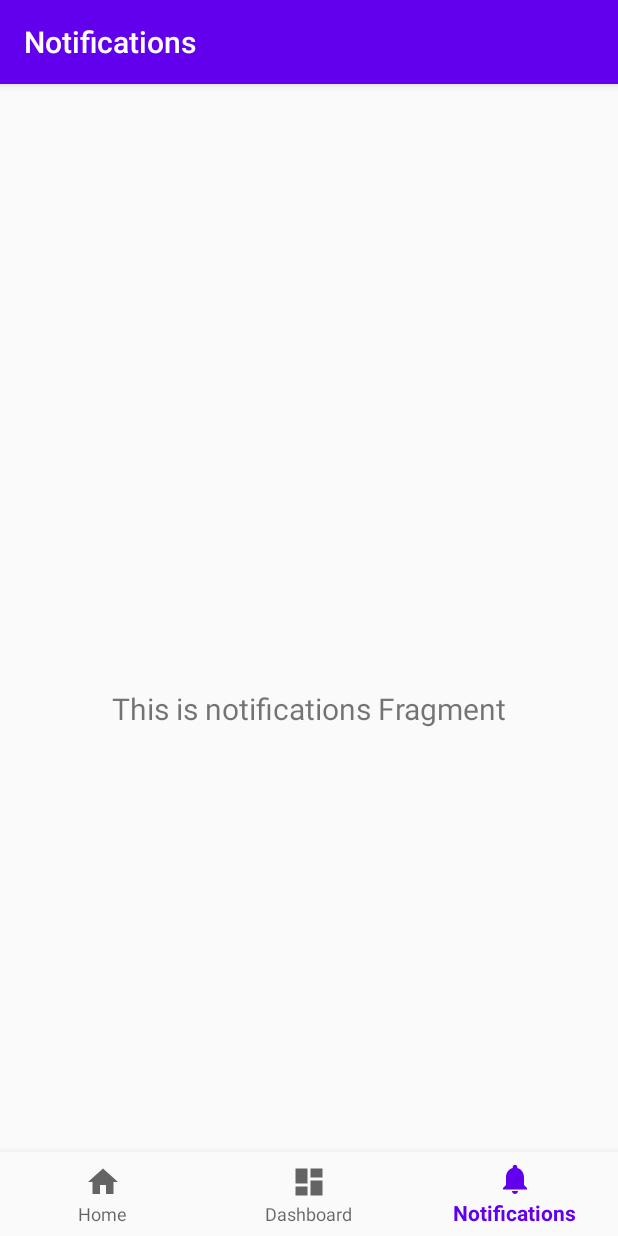
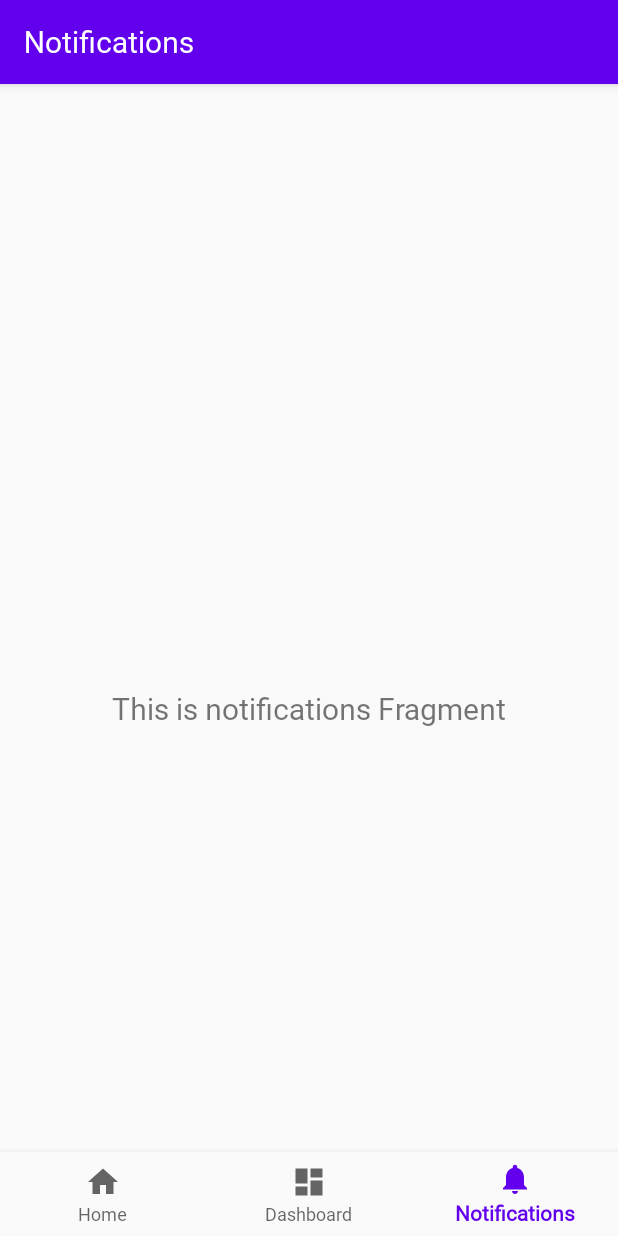
Before and after one commit to Balintus00/together, an Android app: the screen it shows after launch (MainActivity), item 3 of the bottom bar chosen, on a phone screen of 412 x 824 dp. Run offline under Robolectric (Android 15) with nearby library versions, the phone set to English and light mode, and no system bars; our stand-ins replace navigation-ui.

Commit message:
Default font changed
Roboto font was set in AppTheme style resource.

```diff
--- a/Application/app/src/main/res/layout/fragment_home.xml
+++ b/Application/app/src/main/res/layout/fragment_home.xml
@@ -13,6 +13,7 @@
         android:layout_marginStart="8dp"
         android:layout_marginTop="8dp"
         android:layout_marginEnd="8dp"
+        android:fontFamily="@font/roboto"
         android:textAlignment="center"
         android:textSize="20sp"
         app:layout_constraintBottom_toBottomOf="parent"
--- a/Application/app/src/main/res/values/styles.xml
+++ b/Application/app/src/main/res/values/styles.xml
@@ -5,6 +5,8 @@
         <item name="colorPrimary">@color/colorPrimary</item>
         <item name="colorPrimaryDark">@color/colorPrimaryDark</item>
         <item name="colorAccent">@color/colorAccent</item>
+
+        <item name="fontFamily">@font/roboto</item>
     </style>
 
 </resources>
```
Also changed, not shown: Application/app/src/main/res/font/roboto.ttf (added).
